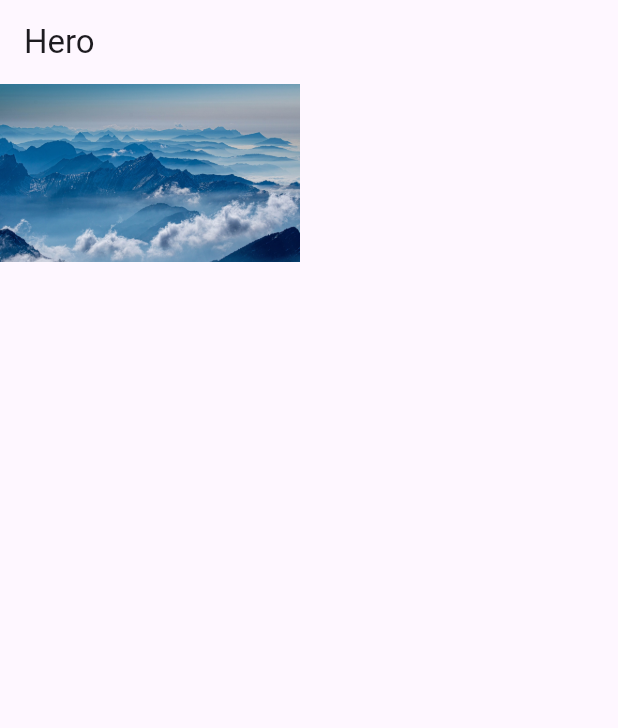
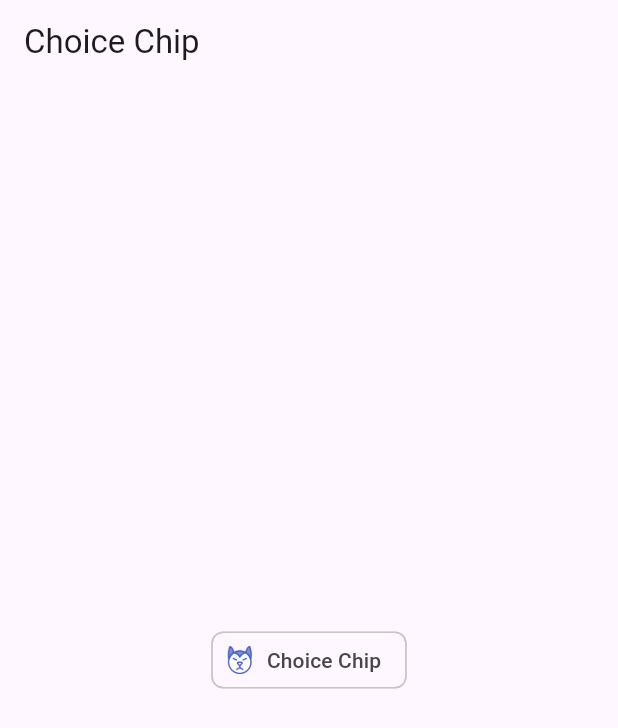
Before and after one commit to KRFLUTTERUG/wiki-flutter-widget, a Flutter app: the screen it shows after launch, on a phone screen of 412 x 824 dp. Shown: the top 728 px of the screen. Run offline on Flutter 3.47's test engine with Material 3 defaults, Android fonts, the phone set to English and light mode, and no system bars; our stand-ins replace fl_chart, gap.

Commit message:
feat : choicechip

```diff
--- a/lib/main.dart
+++ b/lib/main.dart
@@ -1,6 +1,7 @@
 import 'package:flutter/material.dart';
 import 'package:wiki_flutter_examples/package/20231025/fl_chart.dart';
 import 'package:wiki_flutter_examples/widget/20210123/adaptive.dart';
+import 'package:wiki_flutter_examples/widget/20210123/choicechip.dart';
 import 'package:wiki_flutter_examples/widget/20210123/fittedbox.dart';
 import 'package:wiki_flutter_examples/widget/20210123/hero.dart';
 import 'package:wiki_flutter_examples/widget/20210123/showsearch.dart';
@@ -25,6 +26,6 @@ class MyApp extends StatelessWidget {
           colorScheme: ColorScheme.fromSeed(seedColor: Colors.deepPurple),
           useMaterial3: true,
         ),
-        home: const MyHero());
+        home: const MyChoiceChip());
   }
 }
--- /dev/null
+++ b/lib/widget/20210123/choicechip.dart
@@ -0,0 +1,32 @@
+import 'package:flutter/material.dart';
+
+class MyChoiceChip extends StatefulWidget {
+  const MyChoiceChip({super.key});
+
+  @override
+  State<MyChoiceChip> createState() => _MyChoiceChipState();
+}
+
+class _MyChoiceChipState extends State<MyChoiceChip> {
+  bool _isSelected = false;
+  @override
+  Widget build(BuildContext context) {
+    return Scaffold(
+      appBar: AppBar(
+        title: const Text('Choice Chip'),
+      ),
+      body: Center(
+        child: ChoiceChip(
+          avatar: Image.asset('images/angry_dog.png'),
+          label: const Text('Choice Chip'),
+          selected: _isSelected,
+          onSelected: (newBoolValue){
+            setState(() {
+              _isSelected = newBoolValue;
+            });
+          },
+        ),
+      ),
+    );
+  }
+}
--- a/pubspec.yaml
+++ b/pubspec.yaml
@@ -63,6 +63,7 @@ flutter:
   # To add assets to your application, add an assets section, like this:
   assets:
     - images/mountains.jpg
+    - images/angry_dog.png
   #   - images/a_dot_ham.jpeg
 
   # An image asset can refer to one or more resolution-specific "variants", see
```
Also changed, not shown: images/angry_dog.png (added), 1 other file.
